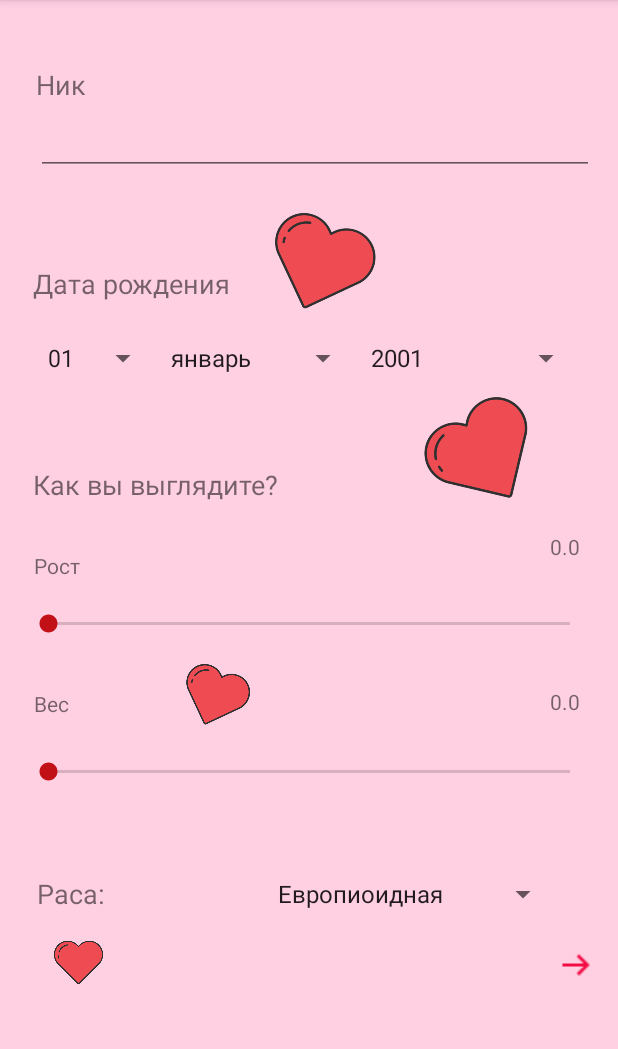
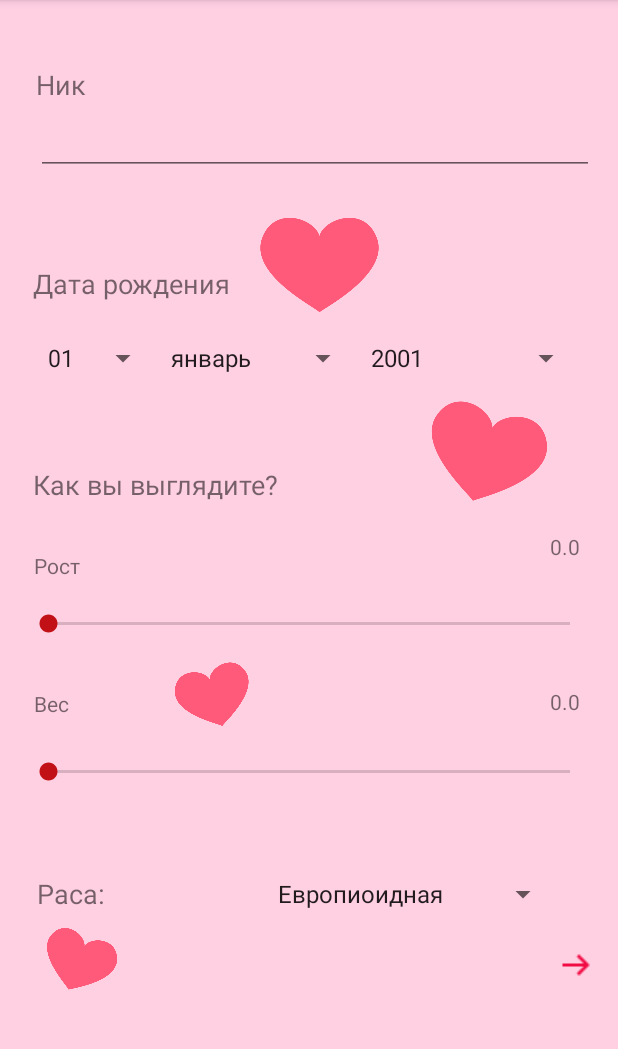
Before and after one commit to salikhfirebase/DatingApp2.0.0.1, an Android app: the fragment MainInfoFragment placed in its activity, on a phone screen of 412 x 824 dp, the part 84-1133 px from its top. Run offline under Robolectric (Android 15) with nearby library versions, the phone set to English and light mode, and no system bars; our stand-ins replace Room's generated code, RxJava.

Commit message:
легкий редизайн

```diff
--- a/app/src/main/java/com/datingonline/meet/MainActivity.kt
+++ b/app/src/main/java/com/datingonline/meet/MainActivity.kt
@@ -5,6 +5,7 @@ import android.content.Intent
 import android.os.Bundle
 import android.os.Handler
 import android.util.Log
+import android.view.View
 import android.widget.Toast
 import androidx.appcompat.app.AppCompatActivity
 import butterknife.ButterKnife
@@ -97,7 +98,7 @@ class MainActivity : AppCompatActivity() {
         request.executeAsync()
     }
 
-    fun onCreateAccButtonClick() {
+    fun onCreateAccButtonClick(v: View) {
 
         intent1 = Intent(this, QuestionnaireActivity::class.java)
         intent1.putExtra("action", "registration")
@@ -145,7 +146,7 @@ class MainActivity : AppCompatActivity() {
 
     }
 
-    fun onSignInButtonClick() {
+    fun onSignInButtonClick(v: View) {
         intent1 = Intent(this, QuestionnaireActivity::class.java)
         intent1.putExtra("action", "sign_in")
         startActivity(intent1)
--- a/app/src/main/res/layout-v21/fragment_main_info.xml
+++ b/app/src/main/res/layout-v21/fragment_main_info.xml
@@ -194,27 +194,29 @@
                     app:layout_constraintVertical_bias="1.0"/>
             <ImageView
                     android:layout_width="58dp"
-                    android:layout_height="51dp" card_view:srcCompat="@drawable/heart"
+                    android:layout_height="51dp" card_view:srcCompat="@drawable/heart_back"
                     android:id="@+id/imageView1" app:layout_constraintEnd_toStartOf="@+id/first_next_button"
                     android:layout_marginEnd="8dp" android:layout_marginRight="8dp"
                     app:layout_constraintStart_toStartOf="parent" android:layout_marginLeft="8dp"
                     android:layout_marginStart="8dp" android:layout_marginTop="8dp"
                     app:layout_constraintTop_toBottomOf="@+id/race_text_view" android:layout_marginBottom="8dp"
                     app:layout_constraintBottom_toBottomOf="parent" app:layout_constraintHorizontal_bias="0.032"
-                    app:layout_constraintVertical_bias="0.0"/>
+                    app:layout_constraintVertical_bias="0.0"
+                    android:rotation="20"/>
             <ImageView
                     android:layout_width="96dp"
-                    android:layout_height="83dp" card_view:srcCompat="@drawable/heart_left"
+                    android:layout_height="83dp" card_view:srcCompat="@drawable/heart_back"
                     android:id="@+id/imageView2" android:layout_marginTop="8dp"
                     app:layout_constraintTop_toBottomOf="@+id/linearLayout2"
                     app:layout_constraintStart_toEndOf="@+id/wayl_text_view" android:layout_marginLeft="8dp"
                     android:layout_marginStart="8dp" android:layout_marginBottom="8dp"
                     app:layout_constraintBottom_toTopOf="@+id/textView5" app:layout_constraintEnd_toEndOf="parent"
                     android:layout_marginEnd="8dp" android:layout_marginRight="8dp"
-                    app:layout_constraintHorizontal_bias="0.765" app:layout_constraintVertical_bias="0.666"/>
+                    app:layout_constraintHorizontal_bias="0.765" app:layout_constraintVertical_bias="0.666"
+                    android:rotation="15"/>
             <ImageView
                     android:layout_width="102dp"
-                    android:layout_height="84dp" card_view:srcCompat="@drawable/heart_right"
+                    android:layout_height="84dp" card_view:srcCompat="@drawable/heart_back"
                     android:id="@+id/imageView3" android:layout_marginTop="8dp"
                     app:layout_constraintTop_toBottomOf="@+id/nick_edit_text"
                     app:layout_constraintStart_toEndOf="@+id/birth_text_view" android:layout_marginLeft="8dp"
@@ -224,7 +226,7 @@
                     app:layout_constraintHorizontal_bias="0.0" app:layout_constraintVertical_bias="1.0"/>
             <ImageView
                     android:layout_width="90dp"
-                    android:layout_height="53dp" card_view:srcCompat="@drawable/heart_right"
+                    android:layout_height="53dp" card_view:srcCompat="@drawable/heart_back"
                     android:id="@+id/imageView4"
                     android:layout_marginTop="4dp"
                     app:layout_constraintTop_toBottomOf="@+id/height_seek_bar" android:layout_marginBottom="4dp"
@@ -232,6 +234,7 @@
                     app:layout_constraintStart_toEndOf="@+id/weight_text_view" android:layout_marginLeft="8dp"
                     android:layout_marginStart="8dp" app:layout_constraintEnd_toStartOf="@+id/textView8"
                     android:layout_marginEnd="8dp" android:layout_marginRight="8dp"
-                    app:layout_constraintHorizontal_bias="0.206" app:layout_constraintVertical_bias="0.473"/>
+                    app:layout_constraintHorizontal_bias="0.206" app:layout_constraintVertical_bias="0.473"
+                    android:rotation="-15"/>
         </androidx.constraintlayout.widget.ConstraintLayout>
     </ScrollView>
--- a/app/src/main/res/layout-v26/fragment_main_info.xml
+++ b/app/src/main/res/layout-v26/fragment_main_info.xml
@@ -193,27 +193,29 @@
                 app:layout_constraintVertical_bias="1.0"/>
         <ImageView
                 android:layout_width="58dp"
-                android:layout_height="51dp" card_view:srcCompat="@drawable/heart"
+                android:layout_height="51dp" card_view:srcCompat="@drawable/heart_back"
                 android:id="@+id/imageView1" app:layout_constraintEnd_toStartOf="@+id/first_next_button"
                 android:layout_marginEnd="8dp" android:layout_marginRight="8dp"
                 app:layout_constraintStart_toStartOf="parent" android:layout_marginLeft="8dp"
                 android:layout_marginStart="8dp" android:layout_marginTop="8dp"
                 app:layout_constraintTop_toBottomOf="@+id/race_text_view" android:layout_marginBottom="8dp"
                 app:layout_constraintBottom_toBottomOf="parent" app:layout_constraintHorizontal_bias="0.032"
-                app:layout_constraintVertical_bias="0.0"/>
+                app:layout_constraintVertical_bias="0.0"
+                android:rotation="20"/>
         <ImageView
                 android:layout_width="96dp"
-                android:layout_height="83dp" card_view:srcCompat="@drawable/heart_left"
+                android:layout_height="83dp" card_view:srcCompat="@drawable/heart_back"
                 android:id="@+id/imageView2" android:layout_marginTop="8dp"
                 app:layout_constraintTop_toBottomOf="@+id/linearLayout2"
                 app:layout_constraintStart_toEndOf="@+id/wayl_text_view" android:layout_marginLeft="8dp"
                 android:layout_marginStart="8dp" android:layout_marginBottom="8dp"
                 app:layout_constraintBottom_toTopOf="@+id/textView5" app:layout_constraintEnd_toEndOf="parent"
                 android:layout_marginEnd="8dp" android:layout_marginRight="8dp"
-                app:layout_constraintHorizontal_bias="0.765" app:layout_constraintVertical_bias="0.666"/>
+                app:layout_constraintHorizontal_bias="0.765" app:layout_constraintVertical_bias="0.666"
+                android:rotation="15"/>
         <ImageView
                 android:layout_width="102dp"
-                android:layout_height="84dp" card_view:srcCompat="@drawable/heart_right"
+                android:layout_height="84dp" card_view:srcCompat="@drawable/heart_back"
                 android:id="@+id/imageView3" android:layout_marginTop="8dp"
                 app:layout_constraintTop_toBottomOf="@+id/nick_edit_text"
                 app:layout_constraintStart_toEndOf="@+id/birth_text_view" android:layout_marginLeft="8dp"
@@ -223,7 +225,7 @@
                 app:layout_constraintHorizontal_bias="0.0" app:layout_constraintVertical_bias="1.0"/>
         <ImageView
                 android:layout_width="90dp"
-                android:layout_height="53dp" card_view:srcCompat="@drawable/heart_right"
+                android:layout_height="53dp" card_view:srcCompat="@drawable/heart_back"
                 android:id="@+id/imageView4"
                 android:layout_marginTop="4dp"
                 app:layout_constraintTop_toBottomOf="@+id/height_seek_bar" android:layout_marginBottom="4dp"
@@ -231,6 +233,7 @@
                 app:layout_constraintStart_toEndOf="@+id/weight_text_view" android:layout_marginLeft="8dp"
                 android:layout_marginStart="8dp" app:layout_constraintEnd_toStartOf="@+id/textView8"
                 android:layout_marginEnd="8dp" android:layout_marginRight="8dp"
-                app:layout_constraintHorizontal_bias="0.206" app:layout_constraintVertical_bias="0.473"/>
+                app:layout_constraintHorizontal_bias="0.206" app:layout_constraintVertical_bias="0.473"
+                android:rotation="-15"/>
     </androidx.constraintlayout.widget.ConstraintLayout>
     </ScrollView>
--- a/app/src/main/res/layout/fragment_main_info.xml
+++ b/app/src/main/res/layout/fragment_main_info.xml
@@ -197,7 +197,7 @@
                     app:layout_constraintVertical_bias="1.0" android:drawableRight="@drawable/arrow_right_24"/>
             <ImageView
                     android:layout_width="58dp"
-                    android:layout_height="51dp" card_view:srcCompat="@drawable/heart"
+                    android:layout_height="51dp" card_view:srcCompat="@drawable/heart_back"
                     android:id="@+id/imageView1" app:layout_constraintEnd_toStartOf="@+id/first_next_button"
                     android:layout_marginEnd="8dp" android:layout_marginRight="8dp"
                     app:layout_constraintStart_toStartOf="parent" android:layout_marginLeft="8dp"
@@ -208,17 +208,18 @@
                     android:rotation="20"/>
             <ImageView
                     android:layout_width="96dp"
-                    android:layout_height="83dp" card_view:srcCompat="@drawable/heart_left"
+                    android:layout_height="83dp" card_view:srcCompat="@drawable/heart_back"
                     android:id="@+id/imageView2" android:layout_marginTop="8dp"
                     app:layout_constraintTop_toBottomOf="@+id/linearLayout2"
                     app:layout_constraintStart_toEndOf="@+id/wayl_text_view" android:layout_marginLeft="8dp"
                     android:layout_marginStart="8dp" android:layout_marginBottom="8dp"
                     app:layout_constraintBottom_toTopOf="@+id/textView5" app:layout_constraintEnd_toEndOf="parent"
                     android:layout_marginEnd="8dp" android:layout_marginRight="8dp"
-                    app:layout_constraintHorizontal_bias="0.765" app:layout_constraintVertical_bias="0.666"/>
+                    app:layout_constraintHorizontal_bias="0.765" app:layout_constraintVertical_bias="0.666"
+                    android:rotation="15"/>
             <ImageView
                     android:layout_width="102dp"
-                    android:layout_height="84dp" card_view:srcCompat="@drawable/heart_right"
+                    android:layout_height="84dp" card_view:srcCompat="@drawable/heart_back"
                     android:id="@+id/imageView3" android:layout_marginTop="8dp"
                     app:layout_constraintTop_toBottomOf="@+id/nick_edit_text"
                     app:layout_constraintStart_toEndOf="@+id/birth_text_view" android:layout_marginLeft="8dp"
@@ -228,7 +229,7 @@
                     app:layout_constraintHorizontal_bias="0.0" app:layout_constraintVertical_bias="1.0"/>
             <ImageView
                     android:layout_width="90dp"
-                    android:layout_height="53dp" card_view:srcCompat="@drawable/heart_right"
+                    android:layout_height="53dp" card_view:srcCompat="@drawable/heart_back"
                     android:id="@+id/imageView4"
                     android:layout_marginTop="4dp"
                     app:layout_constraintTop_toBottomOf="@+id/height_seek_bar" android:layout_marginBottom="4dp"
@@ -236,6 +237,7 @@
                     app:layout_constraintStart_toEndOf="@+id/weight_text_view" android:layout_marginLeft="8dp"
                     android:layout_marginStart="8dp" app:layout_constraintEnd_toStartOf="@+id/textView8"
                     android:layout_marginEnd="8dp" android:layout_marginRight="8dp"
-                    app:layout_constraintHorizontal_bias="0.206" app:layout_constraintVertical_bias="0.473"/>
+                    app:layout_constraintHorizontal_bias="0.206" app:layout_constraintVertical_bias="0.473"
+                    android:rotation="-15"/>
         </androidx.constraintlayout.widget.ConstraintLayout>
     </ScrollView>
```
Also changed, not shown: app/src/main/res/layout/fragment_last_reg.xml (+6 -6 lines), app/src/main/res/layout/fragment_single_or_couple.xml (+15 -12 lines), app/src/main/res/drawable/heart_back.png (added).
